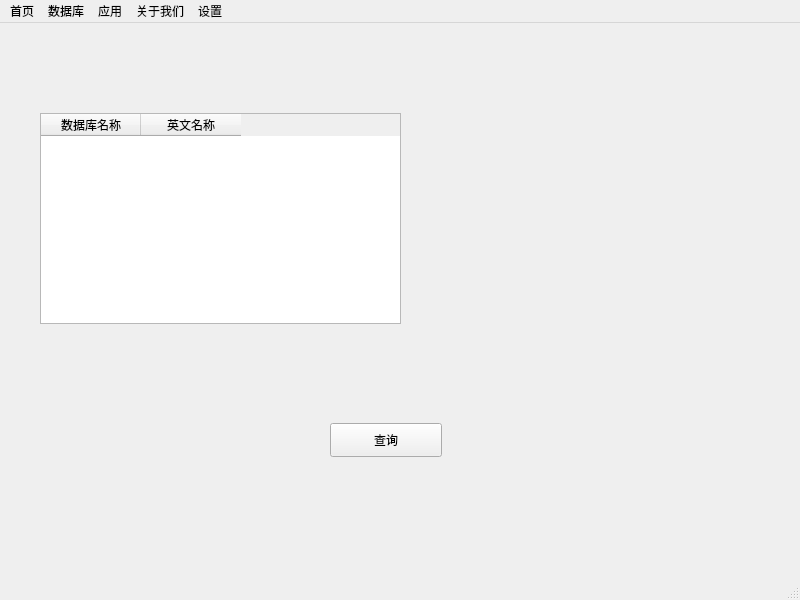
Qt form ui/main.ui (wengshirui/pds) before a commit.
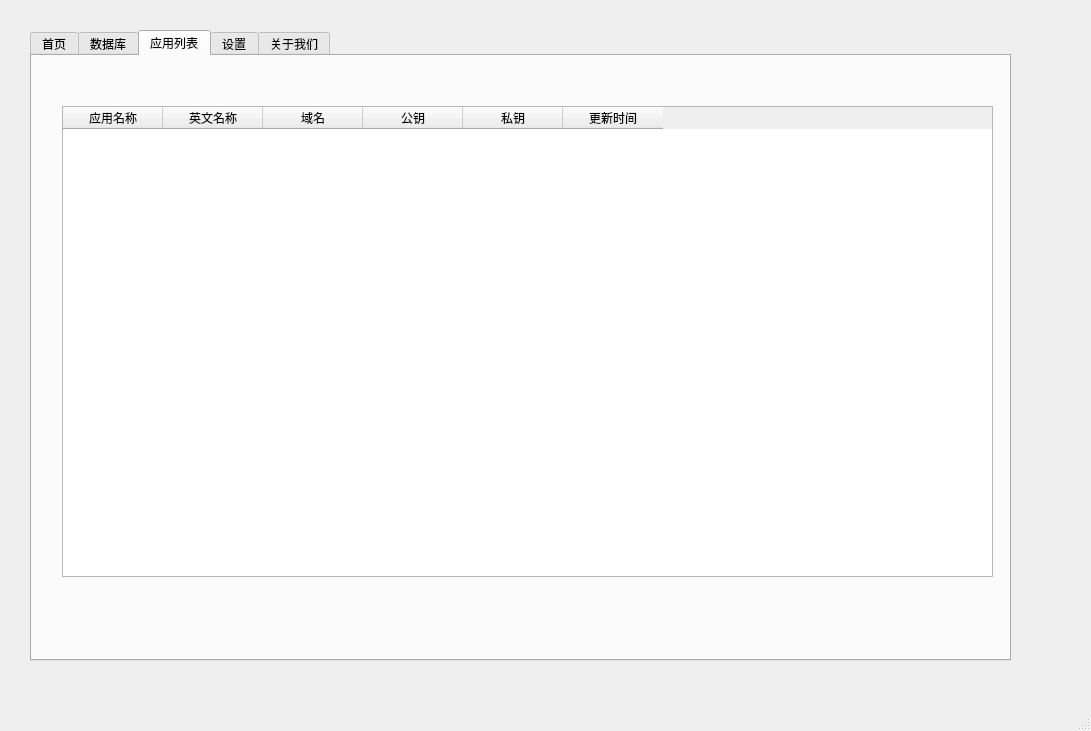
The same form after that commit. The open tabs and pages were chosen to show the change.

The edit to the form file:
```diff
--- a/ui/main.ui
+++ b/ui/main.ui
@@ -6,21 +6,60 @@
    <rect>
     <x>0</x>
     <y>0</y>
-    <width>800</width>
-    <height>600</height>
+    <width>1091</width>
+    <height>731</height>
    </rect>
   </property>
   <property name="windowTitle">
    <string>私有数据存储</string>
   </property>
+  <property name="styleSheet">
+   <string notr="true">QPushButton{
+color:blue;
+}</string>
+  </property>
   <widget class="QWidget" name="centralwidget">
+   <widget class="QTabWidget" name="tabWidget">
+    <property name="geometry">
+     <rect>
+      <x>30</x>
+      <y>30</y>
+      <width>981</width>
+      <height>631</height>
+     </rect>
+    </property>
+    <property name="currentIndex">
+     <number>1</number>
+    </property>
+    <widget class="QWidget" name="tab">
+     <attribute name="title">
+      <string>首页</string>
+     </attribute>
+     <widget class="QLabel" name="label">
+      <property name="geometry">
+       <rect>
+        <x>80</x>
+        <y>120</y>
+        <width>351</width>
+        <height>91</height>
+       </rect>
+      </property>
+      <property name="text">
+       <string>首页放点东西说明一下</string>
+      </property>
+     </widget>
+    </widget>
+    <widget class="QWidget" name="tab_2">
+     <attribute name="title">
+      <string>数据库</string>
+     </attribute>
    <widget class="QTableWidget" name="databases">
     <property name="geometry">
      <rect>
-      <x>40</x>
-      <y>90</y>
-      <width>361</width>
-      <height>211</height>
+        <x>30</x>
+        <y>40</y>
+        <width>861</width>
+        <height>411</height>
      </rect>
     </property>
     <column>
@@ -37,56 +76,94 @@
    <widget class="QPushButton" name="getList">
     <property name="geometry">
      <rect>
-      <x>330</x>
-      <y>400</y>
+        <x>40</x>
+        <y>530</y>
       <width>112</width>
       <height>34</height>
      </rect>
     </property>
+      <property name="styleSheet">
+       <string notr="true"/>
+      </property>
     <property name="text">
      <string>查询</string>
     </property>
    </widget>
-  </widget>
-  <widget class="QMenuBar" name="menubar">
+     <widget class="QPushButton" name="pushButton">
    <property name="geometry">
     <rect>
-     <x>0</x>
-     <y>0</y>
-     <width>800</width>
-     <height>30</height>
-    </rect>
-   </property>
-   <widget class="QMenu" name="menu">
-    <property name="title">
-     <string>首页</string>
-    </property>
-   </widget>
-   <widget class="QMenu" name="menu_2">
-    <property name="title">
-     <string>数据库</string>
-    </property>
-   </widget>
-   <widget class="QMenu" name="menu_3">
-    <property name="title">
-     <string>应用</string>
-    </property>
-   </widget>
-   <widget class="QMenu" name="menu_4">
-    <property name="title">
-     <string>关于我们</string>
-    </property>
-   </widget>
-   <widget class="QMenu" name="menu_5">
-    <property name="title">
+        <x>180</x>
+        <y>530</y>
+        <width>112</width>
+        <height>34</height>
+       </rect>
+      </property>
+      <property name="styleSheet">
+       <string notr="true">QPushButton{
+color:blue;
+}</string>
+      </property>
+      <property name="text">
+       <string>下一页</string>
+      </property>
+     </widget>
+    </widget>
+    <widget class="QWidget" name="tab_5">
+     <attribute name="title">
+      <string>应用列表</string>
+     </attribute>
+     <widget class="QTableWidget" name="databases_2">
+      <property name="geometry">
+       <rect>
+        <x>30</x>
+        <y>50</y>
+        <width>931</width>
+        <height>471</height>
+       </rect>
+      </property>
+      <column>
+       <property name="text">
+        <string>应用名称</string>
+       </property>
+      </column>
+      <column>
+       <property name="text">
+        <string>英文名称</string>
+       </property>
+      </column>
+      <column>
+       <property name="text">
+        <string>域名</string>
+       </property>
+      </column>
+      <column>
+       <property name="text">
+        <string>公钥</string>
+       </property>
+      </column>
+      <column>
+       <property name="text">
+        <string>私钥</string>
+       </property>
+      </column>
+      <column>
+       <property name="text">
+        <string>更新时间</string>
+       </property>
+      </column>
+     </widget>
+    </widget>
+    <widget class="QWidget" name="tab_7">
+     <attribute name="title">
      <string>设置</string>
-    </property>
-   </widget>
-   <addaction name="menu"/>
-   <addaction name="menu_2"/>
-   <addaction name="menu_3"/>
-   <addaction name="menu_4"/>
-   <addaction name="menu_5"/>
+     </attribute>
+    </widget>
+    <widget class="QWidget" name="tab_6">
+     <attribute name="title">
+      <string>关于我们</string>
+     </attribute>
+    </widget>
+   </widget>
   </widget>
   <widget class="QStatusBar" name="statusbar"/>
  </widget>
```
Lines whose indentation alone changed are shown as unchanged.
